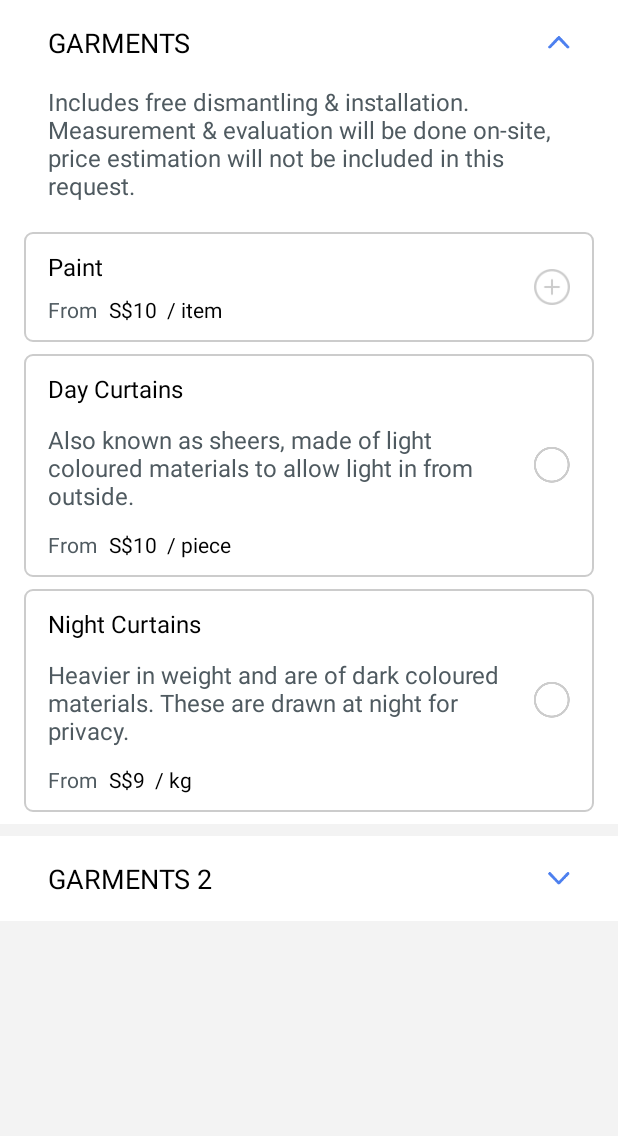
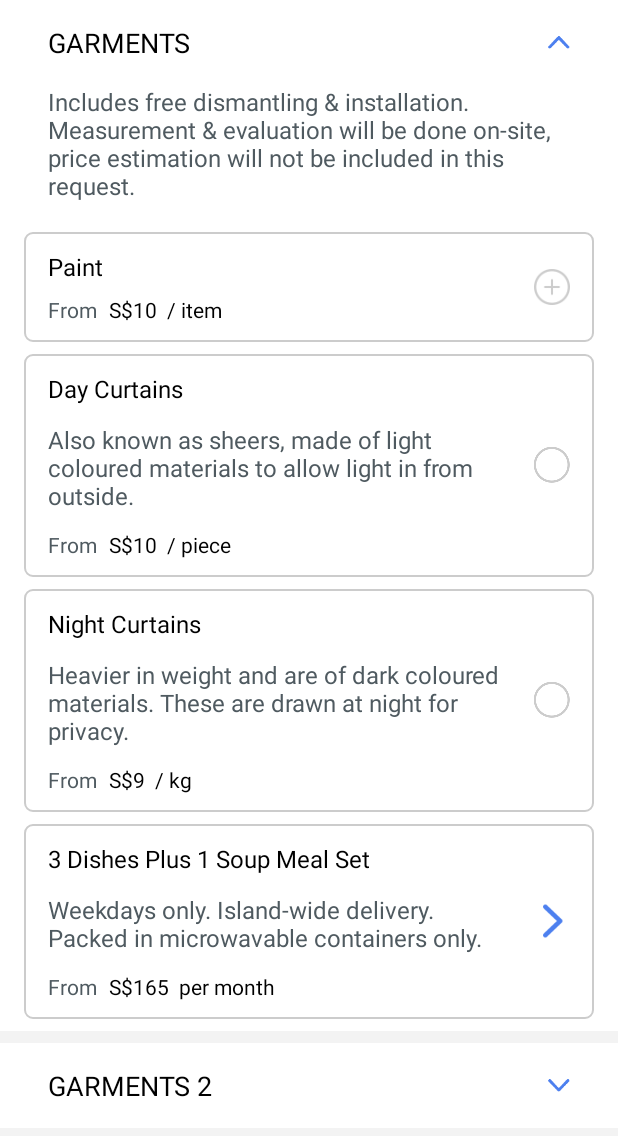
Before and after one commit to tructran2359/spapp, an Android app: the fragment CategoryFragment shown on its own in the app's theme, after a tap on "GARMENTS", on a phone screen of 412 x 824 dp. Shown: the top 1136 px of the screen. Run offline under Robolectric (Android 15) with nearby library versions, the phone set to English and light mode, and no system bars.

Commit message:
VMLSINPOW-131 - UI for Combo item

```diff
--- a/SPApp/app/src/main/java/com/spgroup/spapp/domain/model/ServiceItem.kt
+++ b/SPApp/app/src/main/java/com/spgroup/spapp/domain/model/ServiceItem.kt
@@ -31,3 +31,14 @@ class CheckBoxServiceItem(
 
     override fun getItemCount() = if (selected) 1 else 0
 }
+
+class ComboServiceItem(
+        override var name: String,
+        override var price: Int,
+        override var unit: String,
+        var description: String,
+        var selected: Boolean
+) : ServiceItem(name, price, unit) {
+
+    override fun getItemCount() = if (selected) 1 else 0
+}
--- a/SPApp/app/src/main/java/com/spgroup/spapp/presentation/adapter/CategoryServiceAdapter.kt
+++ b/SPApp/app/src/main/java/com/spgroup/spapp/presentation/adapter/CategoryServiceAdapter.kt
@@ -7,8 +7,10 @@ import android.view.ViewGroup
 import com.spgroup.spapp.R
 import com.spgroup.spapp.domain.model.CategoryService
 import com.spgroup.spapp.domain.model.CheckBoxServiceItem
+import com.spgroup.spapp.domain.model.ComboServiceItem
 import com.spgroup.spapp.domain.model.CounterServiceItem
 import com.spgroup.spapp.presentation.view.ServiceItemViewCheckBox
+import com.spgroup.spapp.presentation.view.ServiceItemViewCombo
 import com.spgroup.spapp.presentation.view.ServiceItemViewCounter
 import kotlinx.android.synthetic.main.layout_service.view.*
 
@@ -85,6 +87,10 @@ class CategoryServiceAdapter: RecyclerView.Adapter<CategoryServiceAdapter.Servic
                             is CheckBoxServiceItem -> {
                                 ll_item_container.addView(ServiceItemViewCheckBox(itemView.context, item))
                             }
+
+                            is ComboServiceItem -> {
+                                ll_item_container.addView(ServiceItemViewCombo(itemView.context, item))
+                            }
                         }
 
                     }
--- a/SPApp/app/src/main/java/com/spgroup/spapp/presentation/fragment/CategoryFragment.kt
+++ b/SPApp/app/src/main/java/com/spgroup/spapp/presentation/fragment/CategoryFragment.kt
@@ -8,6 +8,7 @@ import android.view.ViewGroup
 import com.spgroup.spapp.R
 import com.spgroup.spapp.domain.model.CategoryService
 import com.spgroup.spapp.domain.model.CheckBoxServiceItem
+import com.spgroup.spapp.domain.model.ComboServiceItem
 import com.spgroup.spapp.domain.model.CounterServiceItem
 import com.spgroup.spapp.presentation.adapter.CategoryServiceAdapter
 import kotlinx.android.synthetic.main.fragment_category.*
@@ -69,9 +70,15 @@ class CategoryFragment: BaseFragment() {
                 false
         )
 
+        val item4 = ComboServiceItem("3 Dishes Plus 1 Soup Meal Set",
+                165,
+                " per month",
+                "Weekdays only. Island-wide delivery. Packed in microwavable containers only.",
+                false)
+
         val data1 = CategoryService("GARMENTS",
                 "Includes free dismantling & installation. Measurement & evaluation will be done on-site, price estimation will not be included in this request.",
-                mutableListOf(item1, item2, item3),
+                mutableListOf(item1, item2, item3, item4),
                 false)
         val data2 = data1.copy(name = "GARMENTS 2")
         val fakeData = mutableListOf(data1, data2)
--- /dev/null
+++ b/SPApp/app/src/main/java/com/spgroup/spapp/presentation/view/ServiceItemViewCombo.kt
@@ -0,0 +1,40 @@
+package com.spgroup.spapp.presentation.view
+
+import android.content.Context
+import android.view.LayoutInflater
+import com.spgroup.spapp.R
+import com.spgroup.spapp.domain.model.ComboServiceItem
+import com.spgroup.spapp.domain.model.ServiceItem
+import com.spgroup.spapp.extension.getFormatedItemPrice
+import kotlinx.android.synthetic.main.layout_service_item_combo.view.*
+
+class ServiceItemViewCombo: ServiceItemView {
+
+    ///////////////////////////////////////////////////////////////////////////
+    // Property
+    ///////////////////////////////////////////////////////////////////////////
+
+    var serviceItem: ComboServiceItem
+
+    ///////////////////////////////////////////////////////////////////////////
+    // Constructor
+    ///////////////////////////////////////////////////////////////////////////
+
+    constructor(context: Context, item: ServiceItem): super(context, item) {
+        serviceItem = item as ComboServiceItem
+        init()
+    }
+
+    ///////////////////////////////////////////////////////////////////////////
+    // Other
+    ///////////////////////////////////////////////////////////////////////////
+
+    fun init() {
+        LayoutInflater.from(context).inflate(R.layout.layout_service_item_combo, this, true)
+        tv_name.setText(serviceItem.name)
+        tv_price.setText(serviceItem.price.getFormatedItemPrice(serviceItem.unit))
+        tv_description.setText(serviceItem.description)
+    }
+
+
+}
--- /dev/null
+++ b/SPApp/app/src/main/res/layout/layout_service_item_combo.xml
@@ -0,0 +1,81 @@
+<?xml version="1.0" encoding="utf-8"?>
+<RelativeLayout
+    xmlns:android="http://schemas.android.com/apk/res/android"
+    xmlns:tools="http://schemas.android.com/tools"
+    tools:ignore="MissingPrefix"
+    android:id="@+id/view_root"
+    android:layout_width="match_parent"
+    android:layout_height="wrap_content"
+    android:background="@drawable/selector_service_item"
+    android:paddingLeft="@dimen/service_item_horz_spacing"
+    android:layout_marginTop="@dimen/service_item_space_between_items"
+    >
+
+    <TextView
+        android:id="@+id/tv_name"
+        android:layout_width="match_parent"
+        android:layout_height="wrap_content"
+        android:maxLines="1"
+        android:textColor="@color/black"
+        android:textSize="@dimen/text_size_h5"
+        android:layout_marginTop="@dimen/service_item_vert_spacing"
+        android:layout_toLeftOf="@id/fl_check_container"
+        fontPath="@string/font_book"
+
+        android:text="Day Curtains"
+        />
+
+    <TextView
+        android:id="@+id/tv_description"
+        android:layout_width="match_parent"
+        android:layout_height="wrap_content"
+        android:layout_below="@+id/tv_name"
+        android:layout_marginTop="@dimen/service_item_vert_spacing"
+        android:layout_toLeftOf="@id/fl_check_container"
+        android:textSize="@dimen/text_size_paragraph"
+        android:textColor="@color/color_ui02"
+        fontPath="@string/font_regular"
+
+        android:text="Also known as sheers, made of light coloured materials to allow light in from outside."
+        />
+
+    <TextView
+        style="@style/textServiceItemFrom"
+        android:id="@+id/tv_from"
+        android:layout_marginTop="@dimen/service_item_vert_spacing"
+        android:layout_marginBottom="@dimen/service_item_vert_spacing"
+        android:layout_below="@+id/tv_description"
+        />
+
+    <TextView
+        style="@style/textServiceItemPrice"
+        android:id="@+id/tv_price"
+        android:layout_alignBaseline="@+id/tv_from"
+        android:layout_toRightOf="@id/tv_from"
+        android:layout_toLeftOf="@id/fl_check_container"
+        android:layout_marginLeft="@dimen/service_item_price_spacing"
+
+        android:text="S$6 / item"
+        />
+
+    <FrameLayout
+        android:id="@+id/fl_check_container"
+        android:layout_width="wrap_content"
+        android:layout_height="wrap_content"
+        android:paddingLeft="@dimen/service_item_horz_spacing"
+        android:paddingRight="@dimen/service_item_horz_spacing"
+        android:paddingTop="@dimen/service_item_vert_spacing"
+        android:paddingBottom="@dimen/service_item_vert_spacing"
+        android:layout_alignParentRight="true"
+        android:layout_centerVertical="true"
+        >
+
+        <ImageView
+            android:id="@+id/iv_arrow"
+            android:layout_width="@dimen/common_icon_size"
+            android:layout_height="@dimen/common_icon_size"
+            android:src="@drawable/arrow_right_blue"
+            />
+    </FrameLayout>
+
+</RelativeLayout>
```
Also changed, not shown: SPApp/app/src/main/res/drawable-mdpi/arrow_right_blue.png (added), SPApp/app/src/main/res/drawable-xhdpi/arrow_right_blue.png (added), SPApp/app/src/main/res/drawable-xxhdpi/arrow_right_blue.png (added).
